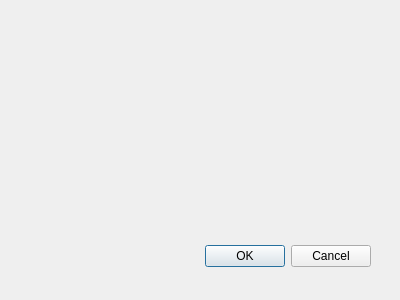
Before: the Qt Designer form qt/ChemicalThermalDynamicsCalculator/resultdialog.ui in dingdinglhz/code, drawn with Qt 5.
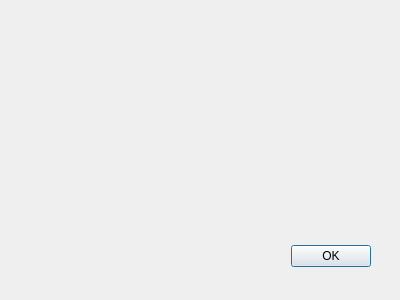
After: the same form once the commit is applied.

What changed in the file:
```diff
--- a/qt/ChemicalThermalDynamicsCalculator/resultdialog.ui
+++ b/qt/ChemicalThermalDynamicsCalculator/resultdialog.ui
@@ -28,7 +28,7 @@
     <enum>Qt::Horizontal</enum>
    </property>
    <property name="standardButtons">
-    <set>QDialogButtonBox::Cancel|QDialogButtonBox::Ok</set>
+    <set>QDialogButtonBox::Ok</set>
    </property>
   </widget>
  </widget>
```
Left out of the diff: 9 changed lines with no effect on the pictures.
